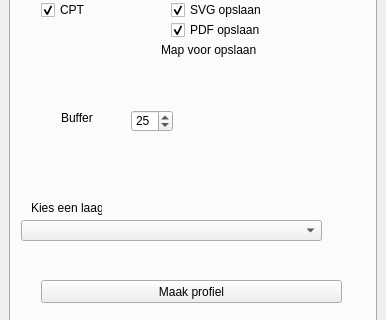
The window that bro_download_plot_dockwidget_base.ui (ic144/bronodig) describes before a commit, drawn with Qt 5; both pictures show x 0 to 386 and y 285 to 605 of the 386 by 923 pixel window.
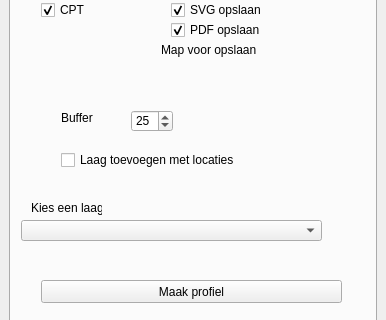
The same window after the commit. The open tabs and pages were chosen to show the change. Custom widgets are drawn as their Qt base class.

Commit message: eerste werkende versie met maken laag locaties grondonderzoek

What changed in the file:
```diff
--- a/bro_download_plot_dockwidget_base.ui
+++ b/bro_download_plot_dockwidget_base.ui
@@ -494,6 +494,19 @@
          <number>25</number>
         </property>
        </widget>
+       <widget class="QCheckBox" name="checkBox_laag_profiel">
+        <property name="geometry">
+         <rect>
+          <x>50</x>
+          <y>400</y>
+          <width>201</width>
+          <height>20</height>
+         </rect>
+        </property>
+        <property name="text">
+         <string>Laag toevoegen met locaties</string>
+        </property>
+       </widget>
       </widget>
      </widget>
     </item>
```
Left out of the diff: 15 changed lines with no effect on the pictures. The commit also changes 1 other file.
